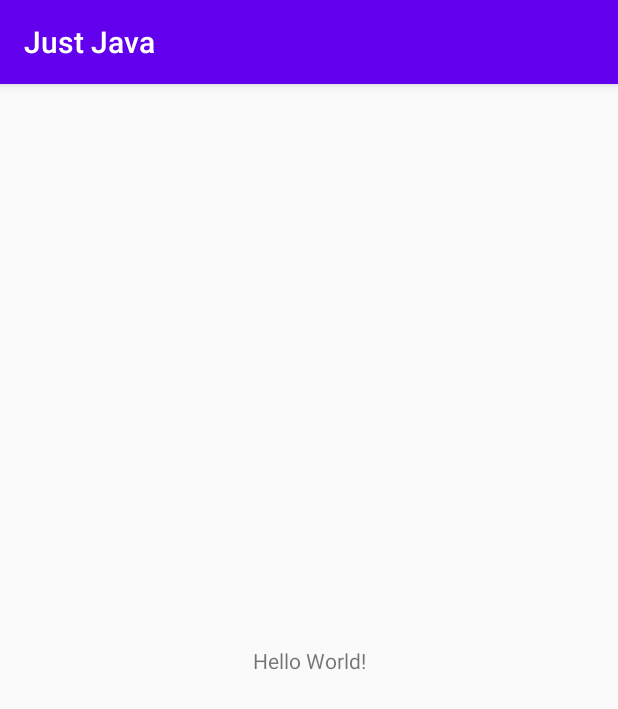
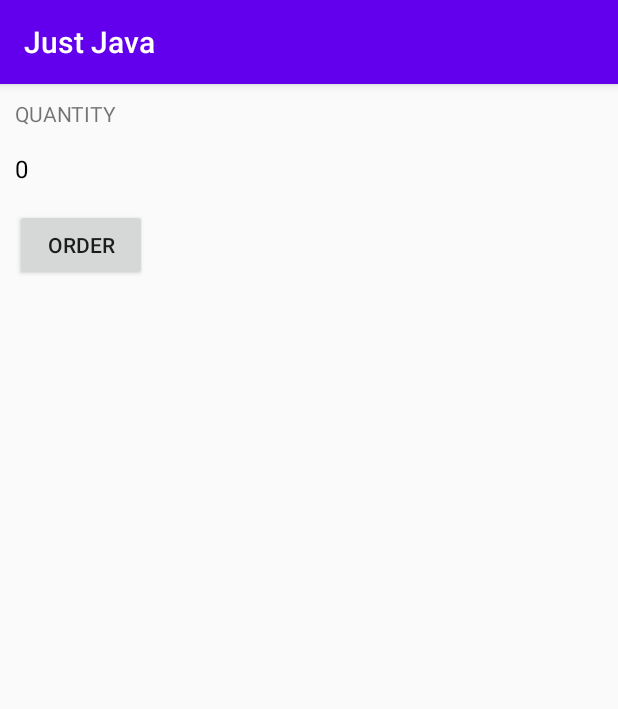
Before and after one commit to HrushikeshBadgujar/Just-Java, an Android app: the screen it shows after launch (MainActivity), on a phone screen of 412 x 824 dp. Shown: the top 709 px of the screen. Run offline under Robolectric (Android 15) with nearby library versions, the phone set to English and light mode, and no system bars.

Commit message:
Change to LinearLayout and add button

```diff
--- a/app/src/main/res/layout/activity_main.xml
+++ b/app/src/main/res/layout/activity_main.xml
@@ -1,18 +1,31 @@
 <?xml version="1.0" encoding="utf-8"?>
-<androidx.constraintlayout.widget.ConstraintLayout xmlns:android="http://schemas.android.com/apk/res/android"
-    xmlns:app="http://schemas.android.com/apk/res-auto"
+<LinearLayout xmlns:android="http://schemas.android.com/apk/res/android"
     xmlns:tools="http://schemas.android.com/tools"
     android:layout_width="match_parent"
     android:layout_height="match_parent"
+    android:layout_marginLeft="10dp"
+    android:layout_marginTop="10dp"
+    android:orientation="vertical"
     tools:context=".MainActivity">
 
     <TextView
         android:layout_width="wrap_content"
         android:layout_height="wrap_content"
-        android:text="Hello World!"
-        app:layout_constraintBottom_toBottomOf="parent"
-        app:layout_constraintLeft_toLeftOf="parent"
-        app:layout_constraintRight_toRightOf="parent"
-        app:layout_constraintTop_toTopOf="parent" />
+        android:layout_marginBottom="16sp"
+        android:text="Quantity"
+        android:textAllCaps="true" />
 
-</androidx.constraintlayout.widget.ConstraintLayout>
+    <TextView
+        android:layout_width="wrap_content"
+        android:layout_height="wrap_content"
+        android:text="0"
+        android:textColor="@android:color/black"
+        android:textSize="16sp" />
+
+    <Button
+        android:layout_width="wrap_content"
+        android:layout_height="wrap_content"
+        android:layout_marginTop="16sp"
+        android:text="Order" />
+
+</LinearLayout>
```
